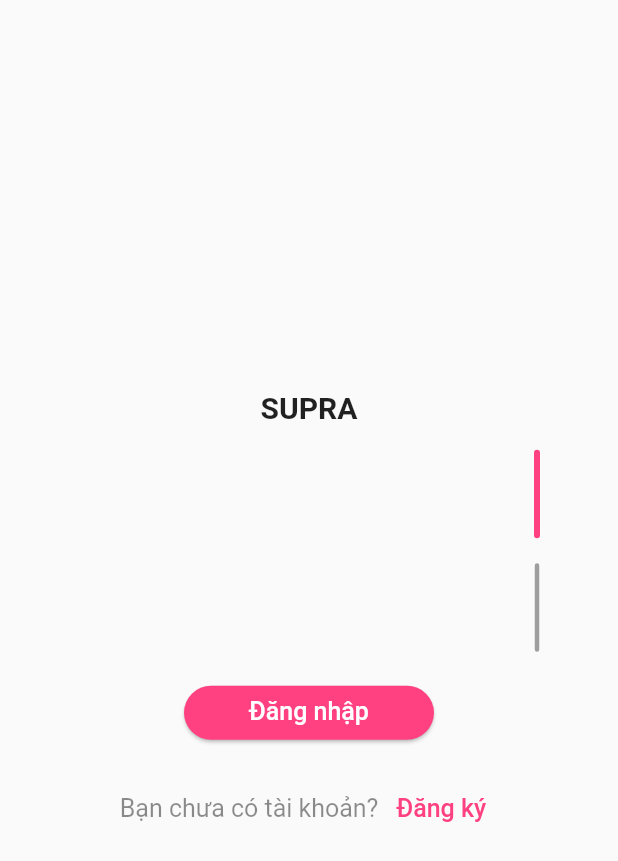
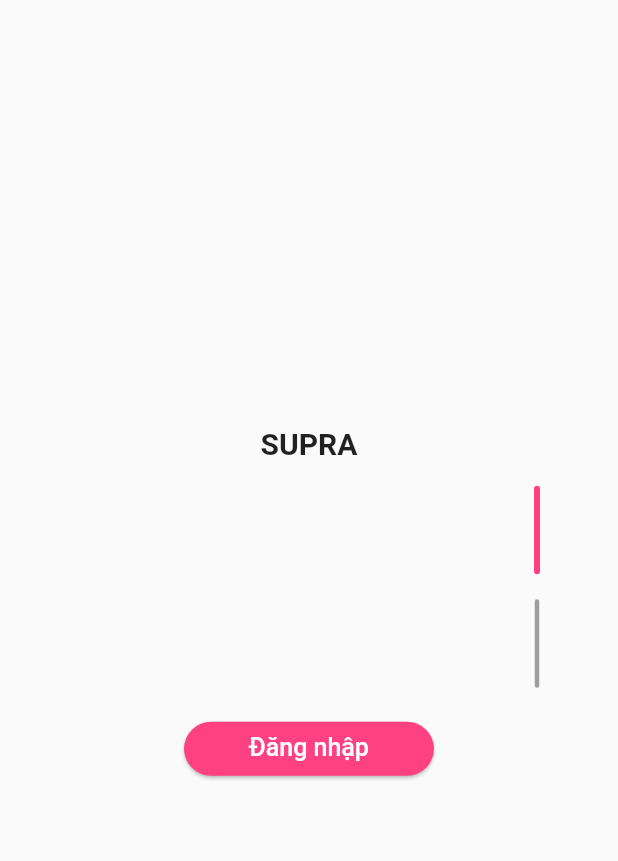
Before and after one commit to haudevops/web_app, a Flutter app: the screen it shows after launch, on a phone screen of 412 x 824 dp. Shown: the top 861 px of the screen. Run offline on Flutter 3.47's test engine with Material 2 defaults, Android fonts, the phone set to English and light mode, and no system bars; our stand-ins replace shared_preferences.

Commit message:
Delete Register

```diff
--- a/lib/page/login/login_page.dart
+++ b/lib/page/login/login_page.dart
@@ -166,29 +166,29 @@ class _LoginPageState extends State<LoginPage> {
             ),
           ),
           SizedBox(height: ScreenUtil.getInstance().getAdapterSize(10)),
-          Row(
-            mainAxisAlignment: MainAxisAlignment.center,
-            crossAxisAlignment: CrossAxisAlignment.center,
-            children: [
-              Text(
-                'Bạn chưa có tài khoản? ',
-                style: TextStyle(
-                  fontSize: ScreenUtil.getInstance().getAdapterSize(10),
-                  color: Colors.black45,
-                ),
-              ),
-              TextButton(
-                onPressed: () {},
-                child: Text(
-                  'Đăng ký',
-                  style: TextStyle(
-                    color: Colors.pinkAccent,
-                    fontSize: ScreenUtil.getInstance().getAdapterSize(10),
-                  ),
-                ),
-              )
-            ],
-          ),
+          // Row(
+          //   mainAxisAlignment: MainAxisAlignment.center,
+          //   crossAxisAlignment: CrossAxisAlignment.center,
+          //   children: [
+          //     Text(
+          //       'Bạn chưa có tài khoản? ',
+          //       style: TextStyle(
+          //         fontSize: ScreenUtil.getInstance().getAdapterSize(10),
+          //         color: Colors.black45,
+          //       ),
+          //     ),
+          //     TextButton(
+          //       onPressed: () {},
+          //       child: Text(
+          //         'Đăng ký',
+          //         style: TextStyle(
+          //           color: Colors.pinkAccent,
+          //           fontSize: ScreenUtil.getInstance().getAdapterSize(10),
+          //         ),
+          //       ),
+          //     )
+          //   ],
+          // ),
         ],
       ),
     );
```
